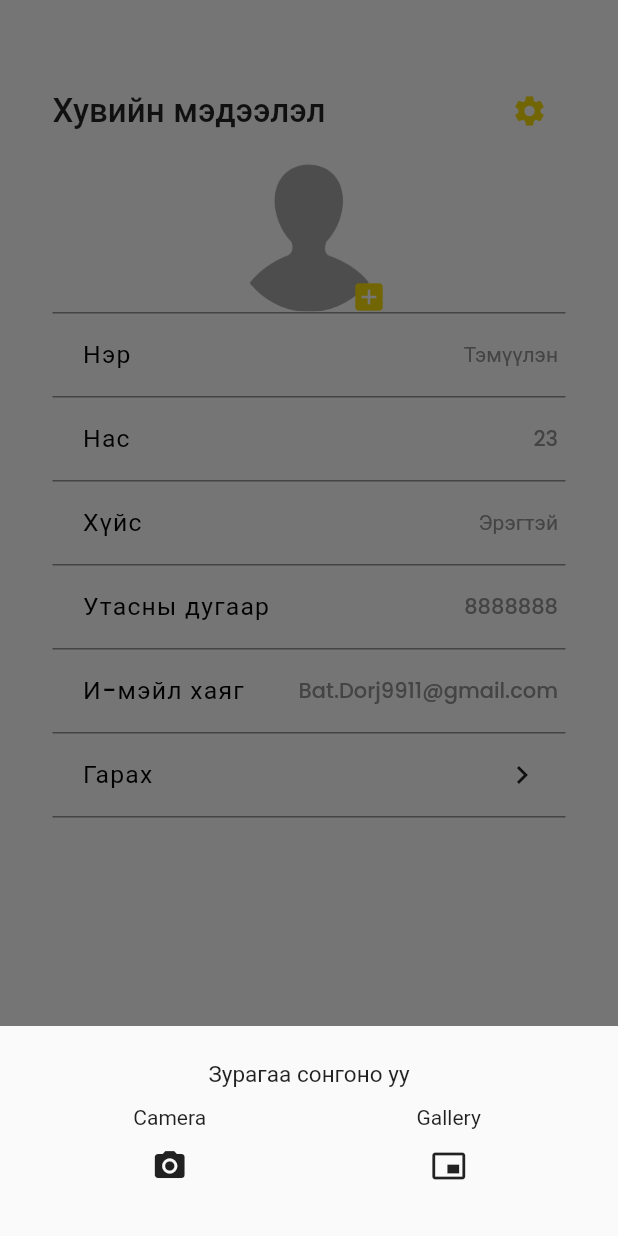
After one commit to baysaa006/playpoint, a Flutter app: the ProfileScreen screen opened directly, after a tap on the "add box" icon, on a phone screen of 412 x 824 dp. The commit adds this screen. Run offline on Flutter 3.47's test engine with Material 2 defaults, Android fonts, the phone set to English and light mode, and no system bars; our stand-ins replace flutter_spinkit, image_picker; missing offline and left inert: dart:ffi, flutter_barcode_scanner.

Commit message:
profile page added

```diff
--- a/lib/mainPage/mainPage.dart
+++ b/lib/mainPage/mainPage.dart
@@ -5,6 +5,7 @@ import 'package:playpoint/constant.dart';
 import 'package:playpoint/mainPage/screen/mainScreen.dart';
 import 'package:playpoint/mainPage/screen/profileScreen.dart';
 import 'package:playpoint/mainPage/screen/qrScannerScreen.dart';
+import 'package:playpoint/mainPage/screen/screen.dart';
 
 class mainPage extends StatefulWidget {
   mainPage({Key? key}) : super(key: key);
@@ -16,7 +17,7 @@ class mainPage extends StatefulWidget {
 class _mainPageState extends State<mainPage> {
   String qrCode = 'unkhown';
   int currentIndex = 0;
-  final screens = [mainScreen(), qrScannerScreen(), profielScreen()];
+  final screens = [mainScreen(), qrScannerScreen(), ProfileScreen()];
   @override
   Widget build(BuildContext context) {
     return Scaffold(
--- /dev/null
+++ b/lib/mainPage/screen/screen.dart
@@ -0,0 +1,227 @@
+import 'dart:ffi';
+import 'dart:io';
+
+import 'package:flutter/material.dart';
+import 'package:playpoint/constant.dart';
+import 'package:image_picker/image_picker.dart';
+import 'package:playpoint/mainPage/widget/profileScreenItems.dart';
+
+class ProfileScreen extends StatefulWidget {
+  @override
+  State<ProfileScreen> createState() => _ProfileScreenState();
+}
+
+class _ProfileScreenState extends State<ProfileScreen> {
+  PickedFile? _imageFile;
+
+  final ImagePicker _picker = ImagePicker();
+
+  @override
+  Widget build(BuildContext context) {
+    var profileInfo = Expanded(
+      child: Column(
+        children: [
+          Padding(
+            padding: const EdgeInsets.symmetric(horizontal: 35),
+            child: Row(
+              mainAxisAlignment: MainAxisAlignment.spaceBetween,
+              children: [
+                const Text(
+                  'Хувийн мэдээлэл',
+                  textAlign: TextAlign.start,
+                  style: TextStyle(
+                      fontFamily: 'Poppins',
+                      fontSize: 22,
+                      fontWeight: FontWeight.w500),
+                ),
+                Container(
+                  child: IconButton(
+                    color: mMainColor,
+                    icon: const Icon(Icons.settings),
+                    onPressed: () {},
+                  ),
+                ),
+              ],
+            ),
+          ),
+          const SizedBox(
+            height: 10,
+          ),
+          SizedBox(
+            height: 100,
+            width: 100,
+            child: Stack(
+              children: [
+                CircleAvatar(
+                    backgroundColor: Colors.white,
+                    radius: 50,
+                    backgroundImage: _imageFile == null
+                        ? const AssetImage('assets/images/no-profile.png')
+                        : FileImage(File(_imageFile!.path)) as ImageProvider),
+                Align(
+                  alignment: Alignment.bottomRight,
+                  child: Container(
+                    height: 30,
+                    width: 30,
+                    decoration: BoxDecoration(
+                      color: Colors.transparent,
+                      shape: BoxShape.circle,
+                    ),
+                    child: Center(
+                      heightFactor: 15,
+                      widthFactor: 15,
+                      child: IconButton(
+                        color: mMainColor,
+                        icon: const Icon(Icons.add_box),
+                        onPressed: () {
+                          showModalBottomSheet(
+                              context: context,
+                              builder: ((builder) => bottomSheet()));
+                        },
+                      ),
+                    ),
+                  ),
+                ),
+              ],
+            ),
+          ),
+        ],
+      ),
+    );
+
+    var header = Row(
+      mainAxisAlignment: MainAxisAlignment.start,
+      crossAxisAlignment: CrossAxisAlignment.start,
+      children: <Widget>[
+        profileInfo,
+      ],
+    );
+
+    return Scaffold(
+      body: Column(
+        children: <Widget>[
+          SizedBox(height: 50),
+          header,
+          Expanded(
+            child: ListView(
+              children: <Widget>[
+                Container(
+                  margin: const EdgeInsets.symmetric(horizontal: 35),
+                  color: mPrimaryTextColor,
+                  height: 1,
+                ),
+                ProfileListItem(
+                  text: 'Нэр',
+                  key: null,
+                  medeelel: 'Тэмүүлэн',
+                ),
+                Container(
+                  margin: const EdgeInsets.symmetric(horizontal: 35),
+                  color: mPrimaryTextColor,
+                  height: 1,
+                ),
+                ProfileListItem(
+                  text: 'Нас',
+                  medeelel: '23',
+                ),
+                Container(
+                  margin: const EdgeInsets.symmetric(horizontal: 35),
+                  color: mPrimaryTextColor,
+                  height: 1,
+                ),
+                ProfileListItem(
+                  text: 'Хүйс',
+                  medeelel: 'Эрэгтэй',
+                ),
+                Container(
+                  margin: const EdgeInsets.symmetric(horizontal: 35),
+                  color: mPrimaryTextColor,
+                  height: 1,
+                ),
+                ProfileListItem(
+                  text: 'Утасны дугаар',
+                  medeelel: '8888888',
+                ),
+                Container(
+                  margin: const EdgeInsets.symmetric(horizontal: 35),
+                  color: mPrimaryTextColor,
+                  height: 1,
+                ),
+                ProfileListItem(
+                  text: 'И-мэйл хаяг',
+                  medeelel: 'Bat.Dorj9911@gmail.com',
+                ),
+                Container(
+                  margin: const EdgeInsets.symmetric(horizontal: 35),
+                  color: mPrimaryTextColor,
+                  height: 1,
+                ),
+                ProfileListItem(
+                  text: 'Гарах',
+                  hasNavigation: true,
+                  medeelel: '',
+                ),
+                Container(
+                  margin: const EdgeInsets.symmetric(horizontal: 35),
+                  color: mPrimaryTextColor,
+                  height: 1,
+                ),
+              ],
+            ),
+          )
+        ],
+      ),
+    );
+  }
+
+  Widget bottomSheet() {
+    return Container(
+      height: 100,
+      // width: MediaQuery.of().size.width,
+      margin: const EdgeInsets.symmetric(horizontal: 20, vertical: 20),
+      child: Column(
+        children: <Widget>[
+          const Text("Зурагаа сонгоно уу",
+              style: TextStyle(fontFamily: 'Poppins', fontSize: 15)),
+          const SizedBox(
+            height: 10,
+          ),
+          Row(
+            mainAxisAlignment: MainAxisAlignment.spaceAround,
+            children: [
+              Column(
+                children: [
+                  Text('Camera'),
+                  IconButton(
+                    onPressed: (() {
+                      takePhoto(ImageSource.camera);
+                    }),
+                    icon: const Icon(Icons.camera_alt),
+                  ),
+                ],
+              ),
+              Column(
+                children: [
+                  Text('Gallery'),
+                  IconButton(
+                    onPressed: (() {
+                      takePhoto(ImageSource.gallery);
+                    }),
+                    icon: const Icon(Icons.picture_in_picture_alt),
+                  ),
+                ],
+              ),
+            ],
+          )
+        ],
+      ),
+    );
+  }
+
+  void takePhoto(ImageSource source) async {
+    final pickedFile = await _picker.getImage(source: source);
+    setState(() {
+      _imageFile = pickedFile!;
+    });
+  }
+}
--- /dev/null
+++ b/lib/mainPage/widget/profileScreenItems.dart
@@ -0,0 +1,65 @@
+import 'package:flutter/material.dart';
+import 'package:playpoint/constant.dart';
+import 'package:playpoint/loginPage/login_screen.dart';
+
+class ProfileListItem extends StatelessWidget {
+  final String medeelel;
+  final String text;
+  final bool hasNavigation;
+
+  const ProfileListItem({
+    Key? key,
+    required this.text,
+    this.hasNavigation = false,
+    required this.medeelel,
+  }) : super(key: null);
+
+  @override
+  Widget build(BuildContext context) {
+    return Container(
+      height: 55,
+      margin: EdgeInsets.symmetric(
+        horizontal: 20,
+      ),
+      padding: EdgeInsets.symmetric(
+        horizontal: 20,
+      ),
+      child: Row(
+        mainAxisAlignment: MainAxisAlignment.spaceBetween,
+        children: <Widget>[
+          const SizedBox(width: 15),
+          Text(
+            this.text,
+            style: const TextStyle(
+                letterSpacing: 0.8,
+                fontSize: 16.5,
+                fontFamily: 'Poppins',
+                color: Colors.black,
+                fontWeight: FontWeight.w400),
+          ),
+          const Spacer(),
+          Text(
+            this.medeelel,
+            style: TextStyle(
+              color: mPrimaryTextColor,
+              fontFamily: 'Poppins',
+            ),
+          ),
+          if (this.hasNavigation)
+            IconButton(
+                onPressed: () {
+                  Navigator.push(
+                    context,
+                    MaterialPageRoute(
+                      builder: (context) {
+                        return const LoginScreen();
+                      },
+                    ),
+                  );
+                },
+                icon: const Icon(Icons.keyboard_arrow_right_outlined)),
+        ],
+      ),
+    );
+  }
+}
```
Also changed, not shown: pubspec.yaml (+18 -0 lines), assets/fonts/Poppins-Bold.ttf (added), assets/fonts/Poppins-Medium.ttf (added), assets/fonts/Poppins-MediumItalic.ttf (added), assets/fonts/Poppins-Regular.ttf (added), assets/images/no-profile.png (added), pubspec.lock.
